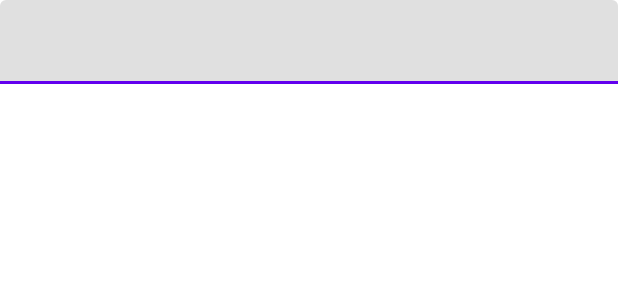
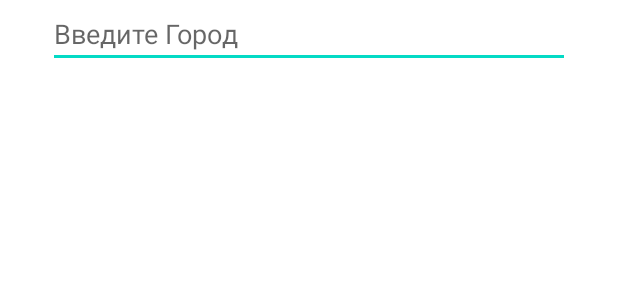
Before and after one commit to Belkanoid/WeatherApp2, an Android app: the layout activity_main.xml on its own in the app's theme, with its tools: preview values and no code run, on a phone screen of 412 x 824 dp. Shown: the top 300 px of the screen. Run offline under Robolectric (Android 15) with nearby library versions, the phone set to English and light mode, and no system bars.

Commit message:
minor ref

```diff
--- a/app/src/main/java/com/belkanoid/weatherapp2/domain/state/StateMachine.kt
+++ b/app/src/main/java/com/belkanoid/weatherapp2/domain/state/StateMachine.kt
@@ -10,6 +10,7 @@ sealed class State {
     object Loading: State()
     data class Success(val data: WeatherInfo): State()
     data class Error(val message: String): State()
+    data class InternetStatus(val message: String, val color: Int): State()
 }
 
 sealed class Action {
--- a/app/src/main/java/com/belkanoid/weatherapp2/domain/util/ConnectivityObserver.kt
+++ b/app/src/main/java/com/belkanoid/weatherapp2/domain/util/ConnectivityObserver.kt
@@ -7,7 +7,7 @@ interface ConnectivityObserver {
     fun observe(): Flow<Status>
 
     enum class Status {
-        Unknown, Available, Unavailable, Losing, Lost
+        Available, Unavailable, Losing, Lost
     }
 
 }
--- a/app/src/main/res/layout/activity_main.xml
+++ b/app/src/main/res/layout/activity_main.xml
@@ -6,33 +6,52 @@
     android:layout_height="match_parent"
     tools:context=".presentation.main.MainActivity">
 
-    <com.google.android.material.textfield.TextInputLayout
-        android:id="@+id/textInputLayout"
+    <EditText
+        android:id="@+id/input"
         android:layout_width="match_parent"
         android:layout_height="wrap_content"
+        android:layout_marginStart="32dp"
+        android:layout_marginEnd="32dp"
+        android:hint="Введите Город"
+        android:maxLines="1"
         app:layout_constraintEnd_toEndOf="parent"
-        app:layout_constraintHorizontal_bias="0.5"
         app:layout_constraintStart_toStartOf="parent"
-        app:layout_constraintTop_toTopOf="parent">
+        app:layout_constraintTop_toTopOf="parent" />
 
-        <com.google.android.material.textfield.TextInputEditText
-            android:id="@+id/textEditText"
-            android:layout_width="match_parent"
-            android:layout_height="wrap_content" />
-    </com.google.android.material.textfield.TextInputLayout>
 
     <TextView
-        android:id="@+id/tvTemperature"
+        android:id="@+id/weather_temperature"
+        android:layout_width="100dp"
+        android:layout_height="100dp"
+        android:gravity="center_vertical|center_horizontal"
+        android:textSize="60sp"
+        android:layout_marginStart="32dp"
+        android:layout_marginTop="24dp"
+        app:layout_constraintStart_toStartOf="parent"
+        app:layout_constraintTop_toBottomOf="@+id/input" />
+
+    <ImageView
+        android:id="@+id/weather_image"
+        android:layout_width="100dp"
+        android:layout_height="100dp"
+        android:layout_marginStart="20dp"
+        android:layout_marginTop="24dp"
+        app:layout_constraintStart_toEndOf="@+id/weather_temperature"
+        app:layout_constraintTop_toBottomOf="@+id/input" />
+
+    <TextView
+        android:id="@+id/weather_feels_like"
         android:layout_width="match_parent"
         android:layout_height="wrap_content"
-        android:textSize="40sp"
-        android:textAlignment="center"
-        app:layout_constraintBottom_toBottomOf="parent"
+        android:layout_marginStart="32dp"
+        android:layout_marginTop="8dp"
+        android:layout_marginEnd="32dp"
+        android:textSize="16sp"
+        android:textColor="@color/black"
         app:layout_constraintEnd_toEndOf="parent"
-        app:layout_constraintHorizontal_bias="0.5"
+        app:layout_constraintHorizontal_bias="0.0"
         app:layout_constraintStart_toStartOf="parent"
-        app:layout_constraintTop_toTopOf="parent"
-        app:layout_constraintVertical_bias="0.5" />
+        app:layout_constraintTop_toBottomOf="@+id/weather_temperature" />
 
     <ProgressBar
         android:id="@+id/progressBar"
@@ -47,4 +66,33 @@
         app:layout_constraintTop_toTopOf="parent"
         app:layout_constraintVertical_bias="0.5" />
 
+    <TextView
+        android:id="@+id/weather_error"
+        android:layout_width="match_parent"
+        android:layout_height="wrap_content"
+        android:background="@color/errorBackground"
+        android:text="Город не найден"
+        android:textAlignment="center"
+        android:textColor="@color/white"
+        android:textSize="20sp"
+        android:visibility="invisible"
+        app:layout_constraintBottom_toBottomOf="parent"
+        app:layout_constraintEnd_toEndOf="parent"
+        app:layout_constraintHorizontal_bias="0.5"
+        app:layout_constraintStart_toStartOf="parent" />
+
+    <TextView
+        android:id="@+id/weather_back_to_online"
+        android:layout_width="match_parent"
+        android:layout_height="wrap_content"
+        android:text=""
+        android:textAlignment="center"
+        android:textColor="@color/white"
+        android:visibility="invisible"
+        android:textSize="20sp"
+        app:layout_constraintBottom_toBottomOf="parent"
+        app:layout_constraintEnd_toEndOf="parent"
+        app:layout_constraintHorizontal_bias="0.5"
+        app:layout_constraintStart_toStartOf="parent" />
+
 </androidx.constraintlayout.widget.ConstraintLayout>
--- a/app/src/main/res/values-night/themes.xml
+++ /dev/null
@@ -1,16 +0,0 @@
-<resources xmlns:tools="http://schemas.android.com/tools">
-    <!-- Base application theme. -->
-    <style name="Theme.WeatherApp2" parent="Theme.MaterialComponents.DayNight.DarkActionBar">
-        <!-- Primary brand color. -->
-        <item name="colorPrimary">@color/purple_200</item>
-        <item name="colorPrimaryVariant">@color/purple_700</item>
-        <item name="colorOnPrimary">@color/black</item>
-        <!-- Secondary brand color. -->
-        <item name="colorSecondary">@color/teal_200</item>
-        <item name="colorSecondaryVariant">@color/teal_200</item>
-        <item name="colorOnSecondary">@color/black</item>
-        <!-- Status bar color. -->
-        <item name="android:statusBarColor">?attr/colorPrimaryVariant</item>
-        <!-- Customize your theme here. -->
-    </style>
-</resources>
--- a/app/src/main/res/values/colors.xml
+++ b/app/src/main/res/values/colors.xml
@@ -7,4 +7,9 @@
     <color name="teal_700">#FF018786</color>
     <color name="black">#FF000000</color>
     <color name="white">#FFFFFFFF</color>
+
+    <color name="accent">#00B0FF</color>
+    <color name="accentDark">#3D5AFE</color>
+    <color name="errorBackground">#FF3D00</color>
+    <color name="backToOnlineBackground">#64DD17</color>
 </resources>
--- a/app/src/main/res/values/themes.xml
+++ b/app/src/main/res/values/themes.xml
@@ -1,7 +1,8 @@
 <resources xmlns:tools="http://schemas.android.com/tools">
     <!-- Base application theme. -->
-    <style name="Theme.WeatherApp2" parent="Theme.MaterialComponents.DayNight.DarkActionBar">
+    <style name="Theme.WeatherApp2" parent="Theme.MaterialComponents.DayNight.NoActionBar">
         <!-- Primary brand color. -->
+        <item name="android:windowLightStatusBar">true</item>
         <item name="colorPrimary">@color/purple_500</item>
         <item name="colorPrimaryVariant">@color/purple_700</item>
         <item name="colorOnPrimary">@color/white</item>
@@ -10,7 +11,7 @@
         <item name="colorSecondaryVariant">@color/teal_700</item>
         <item name="colorOnSecondary">@color/black</item>
         <!-- Status bar color. -->
-        <item name="android:statusBarColor">?attr/colorPrimaryVariant</item>
+        <item name="android:statusBarColor">@color/white</item>
         <!-- Customize your theme here. -->
     </style>
 </resources>
```
Also changed, not shown: app/src/main/java/com/belkanoid/weatherapp2/presentation/main/MainActivity.kt (+31 -12 lines), app/src/main/java/com/belkanoid/weatherapp2/presentation/main/WeatherViewModel.kt (+12 -2 lines).
